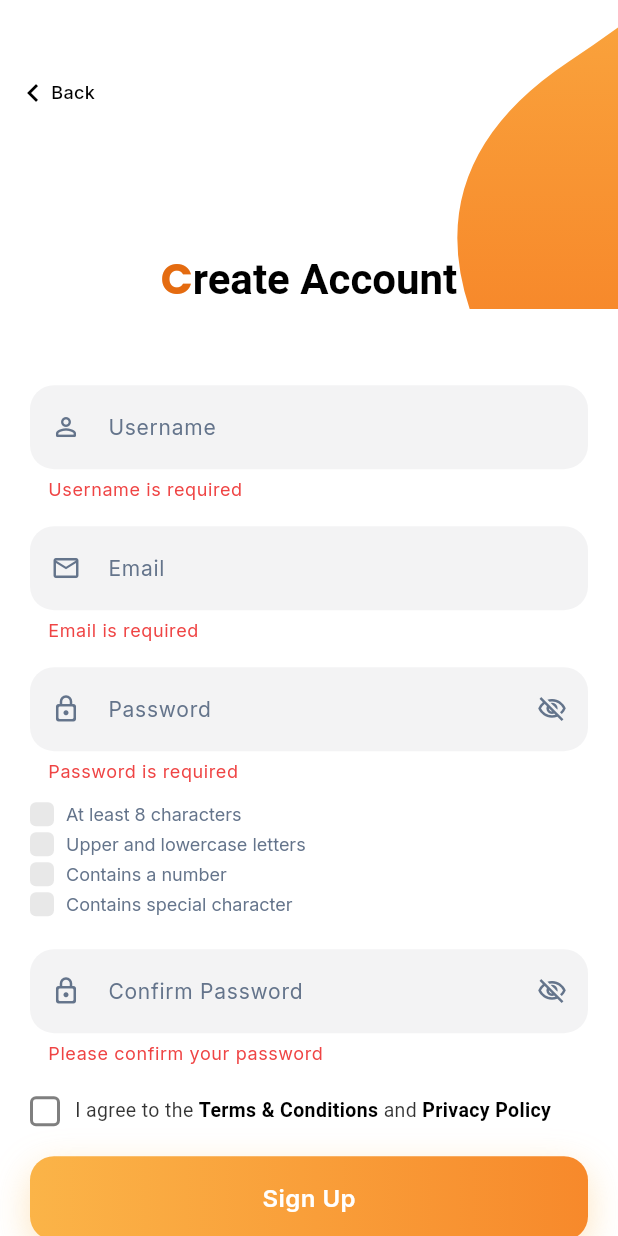
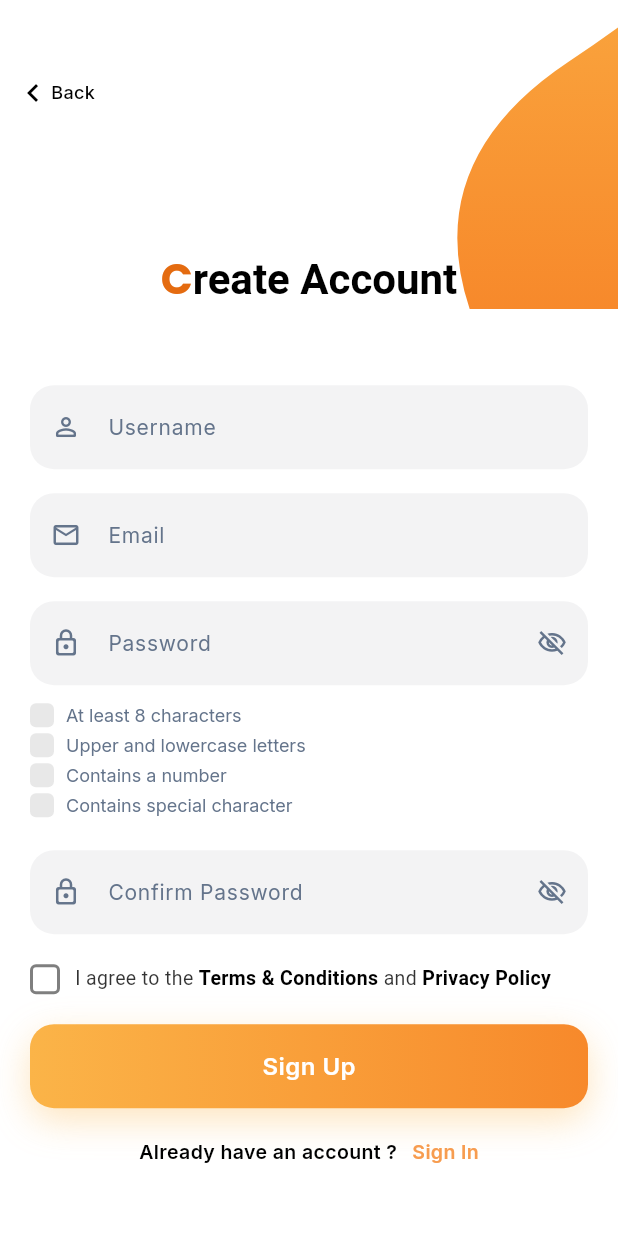
Before and after one commit to SI-BITS-PILANI/Cross_Platform_E_Com, a Flutter app: the screen it shows after launch, after a tap on "Sign In", after a tap on "Sign Up", on a phone screen of 412 x 824 dp. Run offline on Flutter 3.47's test engine with Material 3 defaults, Android fonts, the phone set to English and light mode, and no system bars; our stand-ins replace flutter_riverpod, flutter_secure_storage, google_fonts.

Commit message:
refactor: streamline form structure and enhance button interaction in login and register screens

```diff
--- a/services/flutter_client/lib/screens/login_screen.dart
+++ b/services/flutter_client/lib/screens/login_screen.dart
@@ -93,10 +93,10 @@ class _LoginScreenState extends ConsumerState<LoginScreen> {
             ),
             SingleChildScrollView(
               padding: const EdgeInsets.symmetric(horizontal: 20),
-              child: Form(
-                key: _formKey,
-                autovalidateMode: AutovalidateMode.onUserInteraction,
-                child: Column(
+                child: Form(
+                  key: _formKey,
+                  autovalidateMode: AutovalidateMode.onUserInteraction,
+                  child: Column(
                   children: <Widget>[
                     SizedBox(height: height * 0.2),
                     _buildTitle(),
@@ -227,8 +227,9 @@ class _LoginScreenState extends ConsumerState<LoginScreen> {
             color: Colors.black,
           ),
         ),
-        TextButton(
-          onPressed: _isLoading
+        const SizedBox(width: 10),
+        InkWell(
+          onTap: _isLoading
               ? null
               : () {
                   Navigator.of(context).push(
--- a/services/flutter_client/lib/screens/register_screen.dart
+++ b/services/flutter_client/lib/screens/register_screen.dart
@@ -176,10 +176,10 @@ class _RegisterScreenState extends ConsumerState<RegisterScreen> {
             ),
             SingleChildScrollView(
               padding: const EdgeInsets.symmetric(horizontal: 20),
-              child: Form(
-                key: _formKey,
-                autovalidateMode: AutovalidateMode.onUserInteraction,
-                child: Column(
+                child: Form(
+                  key: _formKey,
+                  autovalidateMode: AutovalidateMode.onUserInteraction,
+                  child: Column(
                   children: <Widget>[
                     SizedBox(height: height * 0.2),
                     _buildTitle(),
@@ -406,8 +406,9 @@ class _RegisterScreenState extends ConsumerState<RegisterScreen> {
             color: Colors.black,
           ),
         ),
-        TextButton(
-          onPressed: _isLoading ? null : () => Navigator.of(context).pop(),
+        const SizedBox(width: 10),
+        InkWell(
+          onTap: _isLoading ? null : () => Navigator.of(context).pop(),
           child: Text(
             'Sign In',
             style: TextStyle(
--- a/services/flutter_client/lib/widgets/form_text_field.dart
+++ b/services/flutter_client/lib/widgets/form_text_field.dart
@@ -119,23 +119,6 @@ class FormTextFieldState extends State<FormTextField>
             ),
           ),
         ),
-        if (widget.validator != null) ...[
-          const SizedBox(height: 6),
-          AnimatedSize(
-            duration: const Duration(milliseconds: 150),
-            curve: Curves.easeInOut,
-            child: Padding(
-              padding: const EdgeInsets.only(left: 12),
-              child: Text(
-                widget.validator!(widget.controller.text) ?? '',
-                style: theme.textTheme.bodySmall?.copyWith(
-                  color: AppTheme.error,
-                  height: 1.3,
-                ),
-              ),
-            ),
-          ),
-        ],
         if (isPassword && requirements != null && requirements.isNotEmpty) ...[
           const SizedBox(height: 10),
           _buildPasswordRequirements(requirements),
```
